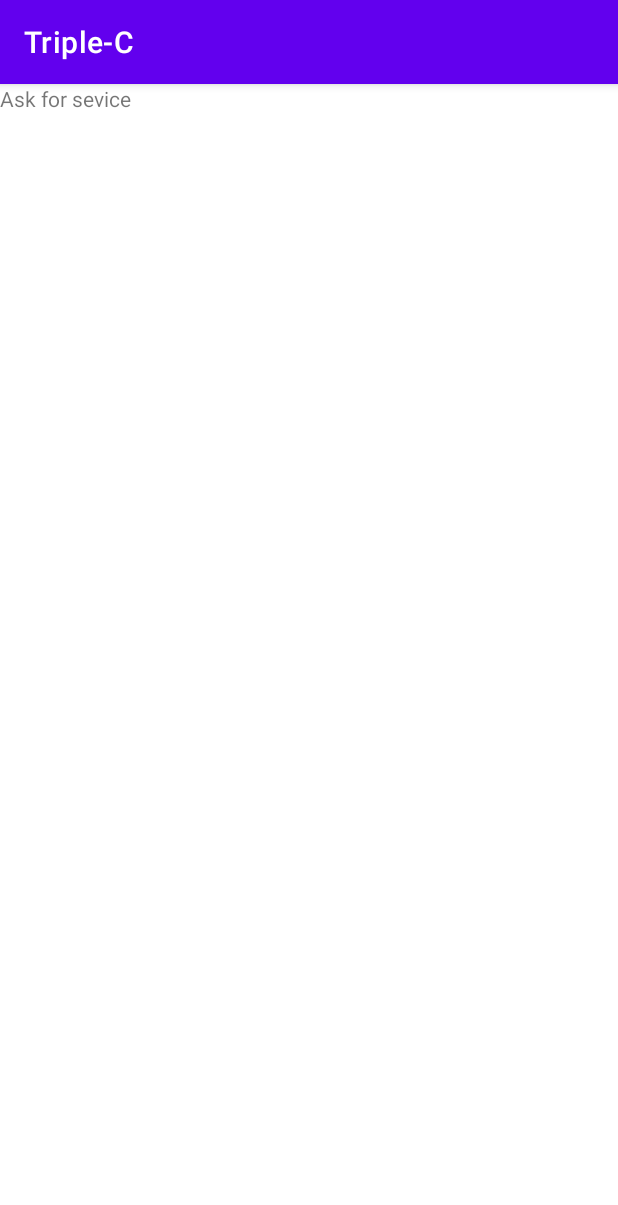
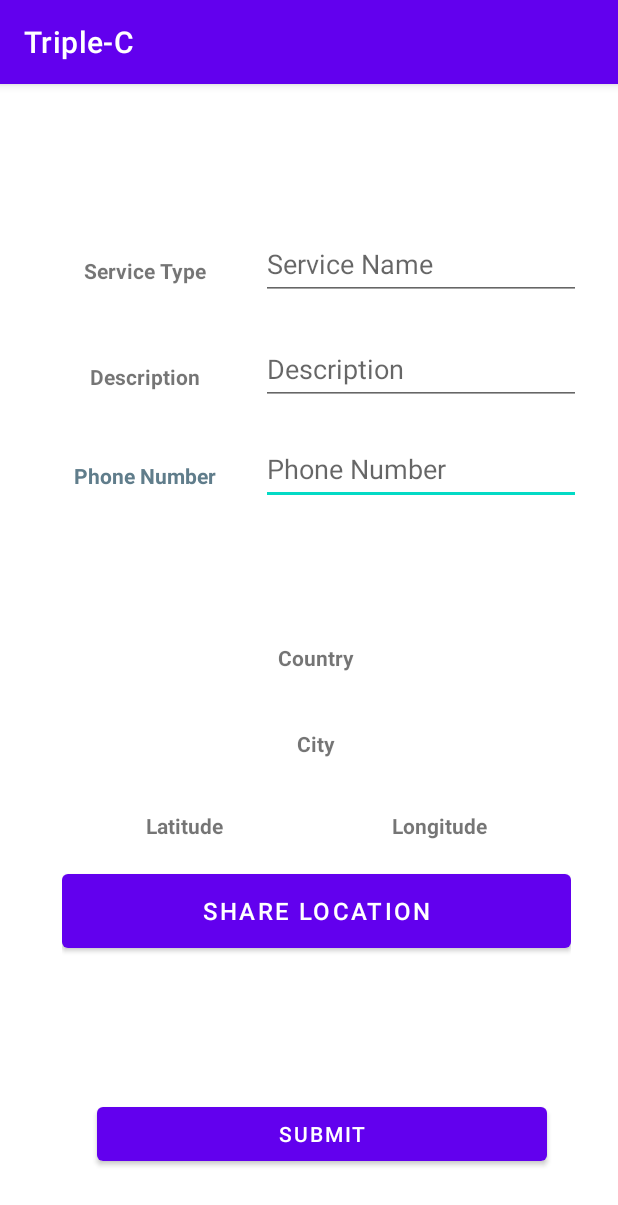
Before and after one commit to car-care-center-CCC/car-care-center-CCC, an Android app: the AskForService screen opened directly, with no data from a screen before it, on a phone screen of 412 x 824 dp. Shown: the top 1205 px of the screen. Run offline under Robolectric (Android 15) with nearby library versions, the phone set to English and light mode, and no system bars; libraries missing offline, so code that uses them is left out: com.amplifyframework.api, com.amplifyframework.core.

Commit message:
Ask for service page, adding the layout and the location

```diff
--- a/app/build.gradle
+++ b/app/build.gradle
@@ -1,7 +1,7 @@
 plugins {
     id 'com.android.application'
 }
-
+apply plugin: 'com.google.gms.google-services'
 android {
     compileSdk 31
 
@@ -32,6 +32,7 @@ dependencies {
     implementation 'androidx.appcompat:appcompat:1.3.1'
     implementation 'com.google.android.material:material:1.4.0'
     implementation 'androidx.constraintlayout:constraintlayout:2.1.0'
+    implementation 'com.google.android.gms:play-services-location:18.0.0'
     testImplementation 'junit:junit:4.+'
     androidTestImplementation 'androidx.test.ext:junit:1.1.3'
     androidTestImplementation 'androidx.test.espresso:espresso-core:3.4.0'
@@ -43,5 +44,4 @@ dependencies {
 
     implementation 'com.amplifyframework:aws-storage-s3:1.24.0'
     implementation 'com.amplifyframework:aws-auth-cognito:1.24.0'
-
 }
--- a/app/src/main/AndroidManifest.xml
+++ b/app/src/main/AndroidManifest.xml
@@ -1,6 +1,10 @@
 <?xml version="1.0" encoding="utf-8"?>
 <manifest xmlns:android="http://schemas.android.com/apk/res/android"
     package="com.example.triple_c">
+
+    <uses-permission android:name="android.permission.ACCESS_FINE_LOCATION" />
+    <uses-permission android:name="android.permission.ACCESS_COARSE_LOCATION" />
+
 
     <application
         android:allowBackup="true"
--- a/app/src/main/java/com/example/triple_c/AskForService.java
+++ b/app/src/main/java/com/example/triple_c/AskForService.java
@@ -1,14 +1,161 @@
 package com.example.triple_c;
 
+import androidx.annotation.NonNull;
 import androidx.appcompat.app.AppCompatActivity;
+import androidx.core.app.ActivityCompat;
 
+import android.Manifest;
+import android.annotation.SuppressLint;
+import android.content.pm.PackageManager;
+import android.location.Address;
+import android.location.Geocoder;
 import android.os.Bundle;
+import android.util.Log;
+import android.widget.Button;
+import android.widget.EditText;
+import android.widget.TextView;
+import android.widget.Toast;
+import com.amplifyframework.api.graphql.model.ModelMutation;
+import com.amplifyframework.core.Amplify;
+import com.amplifyframework.datastore.generated.model.Location;
+import com.amplifyframework.datastore.generated.model.Request;
+import com.google.android.gms.location.FusedLocationProviderClient;
+import com.google.android.gms.location.LocationServices;
+import com.google.android.gms.tasks.OnCompleteListener;
+import com.google.android.gms.tasks.Task;
+
+
+import java.io.IOException;
+import java.util.List;
+import java.util.Locale;
+
 
 public class AskForService extends AppCompatActivity {
+
+    EditText serviceName, serviceDescription, phoneNumber;
+    TextView countryName, cityName, longitude, latitude;
+    Button shareLocation, submit;
+    FusedLocationProviderClient fusedLocationProviderClient;
+    String countryNameStorage, cityNameStorage;
+    Double longitudeStorage, latitudeStorage;
+
 
     @Override
     protected void onCreate(Bundle savedInstanceState) {
         super.onCreate(savedInstanceState);
         setContentView(R.layout.activity_ask_for_service);
+
+        serviceName = findViewById(R.id.serviceName);
+        serviceDescription = findViewById(R.id.serviceDescription);
+        phoneNumber = findViewById(R.id.phoneNumber);
+
+        countryName = findViewById(R.id.displayTheCountry);
+        cityName = findViewById(R.id.displayTheCity);
+        longitude = findViewById(R.id.displayLongitude);
+        latitude = findViewById(R.id.displayLatitude);
+
+        shareLocation = findViewById(R.id.shareLocationBtn);
+        submit = findViewById(R.id.submitBtn);
+
+        fusedLocationProviderClient = LocationServices.getFusedLocationProviderClient(AskForService.this);
+    }
+
+
+    @Override
+    protected void onStart() {
+        super.onStart();
+        shareLocation.setOnClickListener(view -> shareLocationListener());
+        submit.setOnClickListener(view -> saveTheDataInTheCloud());
+    }
+
+
+
+    ////////////////////////////// Function to handle the listener of add location /////////////////////////////
+    private void shareLocationListener(){
+        Toast.makeText(this, "Submitted", Toast.LENGTH_SHORT).show();
+        if (ActivityCompat.checkSelfPermission(this,
+                Manifest.permission.ACCESS_COARSE_LOCATION) == PackageManager.PERMISSION_GRANTED){
+            System.out.println("Hello");
+            showLocation();
+        }
+        else
+            ActivityCompat.requestPermissions(AskForService.this,
+                    new String[]{Manifest.permission.ACCESS_COARSE_LOCATION}, 5);
+    }
+
+
+    private void saveTheDataInTheCloud(){
+        saveLocationData(countryNameStorage, cityNameStorage, longitudeStorage, latitudeStorage);
+        saveServiceData(serviceName.getText().toString(),
+                serviceDescription.getText().toString(),
+                phoneNumber.getText().toString());
+    }
+
+
+
+    ////////////////////////////// Function to show the location /////////////////////////////
+    @SuppressLint("MissingPermission")
+    private void showLocation() {
+        fusedLocationProviderClient.getLastLocation().addOnCompleteListener(new OnCompleteListener<android.location.Location>() {
+            @Override
+            public void onComplete(@NonNull Task<android.location.Location> task) {
+                android.location.Location location = task.getResult();
+                if (location != null) {
+                    Geocoder geocoder = new Geocoder(AskForService.this, Locale.getDefault());
+                    try {
+                        List<Address> address = geocoder.getFromLocation(location.getLatitude(), location.getLongitude(), 1);
+                        Address obj = address.get(0);
+                        countryName.setText(obj.getCountryName());
+                        cityName.setText(obj.getLocality());
+                        latitude.setText(String.valueOf(location.getLatitude()));
+                        longitude.setText(String.valueOf(location.getLongitude()));
+                        countryNameStorage = obj.getCountryName();
+                        cityNameStorage = obj.getLocality();
+                        longitudeStorage = location.getLongitude();
+                        latitudeStorage = location.getLatitude();
+                        System.out.println("++++++++++++++++++++++++++++++ " + obj.getLocality() + " ++++++++++++++++++++++++++++++");
+                        Log.i("Location", obj.getCountryName());
+                    } catch (IOException e) {
+                        e.printStackTrace();
+                    }
+                }
+            }
+        });
+    }
+
+
+    ////////////////////////////////// Function to save the service data ////////////////////////////////////
+    private void saveServiceData(String name, String description, String number){
+        Request request = Request.builder()
+                .name(name)
+                .description(description)
+                .phone(number)
+                .build();
+
+        Amplify.API.mutate(
+                ModelMutation.create(request),
+                response -> Log.i("MyAmplifyApp", "Added request with id: " + response.getData().getId()),
+                error -> Log.e("MyAmplifyApp", "Create failed", error)
+        );
+        finish();
+    }
+
+
+    //////////////////////////////////// Function to save the location data ////////////////////////////////////
+    private void saveLocationData(String country, String city,
+                                  Double latitudeNumber, Double longitudeNumber){
+        Location location = Location.builder()
+                .countryName(country)
+                .cityName(city)
+                .longitude(longitudeNumber)
+                .latitude(latitudeNumber)
+                .build();
+
+        Amplify.API.mutate(
+                ModelMutation.create(location),
+                response -> Log.i("MyAmplifyApp", "Added request with id: " + response.getData().getId()),
+                error -> Log.e("MyAmplifyApp", "Create failed", error)
+        );
+        finish();
     }
 }
--- a/app/src/main/res/layout/activity_ask_for_service.xml
+++ b/app/src/main/res/layout/activity_ask_for_service.xml
@@ -6,11 +6,166 @@
     android:layout_height="match_parent"
     tools:context=".AskForService">
 
+    <EditText
+        android:id="@+id/phoneNumber"
+        android:layout_width="wrap_content"
+        android:layout_height="wrap_content"
+        android:ems="10"
+        android:hint="Phone Number"
+        android:inputType="textPersonName"
+        android:minHeight="48dp"
+        app:layout_constraintBottom_toBottomOf="parent"
+        app:layout_constraintEnd_toEndOf="parent"
+        app:layout_constraintHorizontal_bias="0.875"
+        app:layout_constraintStart_toStartOf="parent"
+        app:layout_constraintTop_toTopOf="parent"
+        app:layout_constraintVertical_bias="0.323"
+        tools:ignore="DuplicateClickableBoundsCheck" />
+
     <TextView
         android:id="@+id/textView"
+        android:layout_width="123dp"
+        android:layout_height="33dp"
+        android:gravity="center"
+        android:text="Service Type"
+        android:textStyle="bold"
+        app:layout_constraintBottom_toBottomOf="parent"
+        app:layout_constraintEnd_toStartOf="@+id/serviceName"
+        app:layout_constraintHorizontal_bias="0.703"
+        app:layout_constraintStart_toStartOf="parent"
+        app:layout_constraintTop_toTopOf="parent"
+        app:layout_constraintVertical_bias="0.147" />
+
+    <EditText
+        android:id="@+id/serviceName"
         android:layout_width="wrap_content"
         android:layout_height="wrap_content"
-        android:text="Ask for sevice"
-        tools:layout_editor_absoluteX="106dp"
-        tools:layout_editor_absoluteY="86dp" />
+        android:ems="10"
+        android:hint="Service Name"
+        android:inputType="textPersonName"
+        android:minHeight="48dp"
+        app:layout_constraintBottom_toBottomOf="parent"
+        app:layout_constraintEnd_toEndOf="parent"
+        app:layout_constraintHorizontal_bias="0.875"
+        app:layout_constraintStart_toStartOf="parent"
+        app:layout_constraintTop_toTopOf="parent"
+        app:layout_constraintVertical_bias="0.133" />
+
+    <TextView
+        android:id="@+id/textView10"
+        android:layout_width="123dp"
+        android:layout_height="33dp"
+        android:gravity="center"
+        android:text="Description"
+        android:textStyle="bold"
+        app:layout_constraintBottom_toBottomOf="parent"
+        app:layout_constraintEnd_toStartOf="@+id/serviceName"
+        app:layout_constraintHorizontal_bias="0.703"
+        app:layout_constraintStart_toStartOf="parent"
+        app:layout_constraintTop_toTopOf="parent"
+        app:layout_constraintVertical_bias="0.243" />
+
+    <EditText
+        android:id="@+id/serviceDescription"
+        android:layout_width="wrap_content"
+        android:layout_height="wrap_content"
+        android:ems="10"
+        android:hint="Description"
+        android:inputType="textPersonName"
+        android:minHeight="48dp"
+        app:layout_constraintBottom_toBottomOf="parent"
+        app:layout_constraintEnd_toEndOf="parent"
+        app:layout_constraintHorizontal_bias="0.875"
+        app:layout_constraintStart_toStartOf="parent"
+        app:layout_constraintTop_toTopOf="parent"
+        app:layout_constraintVertical_bias="0.231" />
+
+    <TextView
+        android:id="@+id/textView13"
+        android:layout_width="123dp"
+        android:layout_height="33dp"
+        android:gravity="center"
+        android:text="Phone Number"
+        android:textColor="#607D8B"
+        android:textStyle="bold"
+        app:layout_constraintBottom_toBottomOf="parent"
+        app:layout_constraintEnd_toStartOf="@+id/serviceName"
+        app:layout_constraintHorizontal_bias="0.703"
+        app:layout_constraintStart_toStartOf="parent"
+        app:layout_constraintTop_toTopOf="parent"
+        app:layout_constraintVertical_bias="0.333" />
+
+    <Button
+        android:id="@+id/submitBtn"
+        android:layout_width="300dp"
+        android:layout_height="48dp"
+        android:text="Submit"
+        app:layout_constraintBottom_toBottomOf="parent"
+        app:layout_constraintEnd_toEndOf="parent"
+        app:layout_constraintHorizontal_bias="0.576"
+        app:layout_constraintStart_toStartOf="parent"
+        app:layout_constraintTop_toTopOf="parent"
+        app:layout_constraintVertical_bias="0.939" />
+
+    <LinearLayout
+        android:layout_width="339dp"
+        android:layout_height="228dp"
+        android:orientation="vertical"
+        app:layout_constraintBottom_toBottomOf="parent"
+        app:layout_constraintEnd_toEndOf="parent"
+        app:layout_constraintHorizontal_bias="0.571"
+        app:layout_constraintStart_toStartOf="parent"
+        app:layout_constraintTop_toTopOf="parent"
+        app:layout_constraintVertical_bias="0.656">
+
+        <TextView
+            android:id="@+id/displayTheCountry"
+            android:layout_width="match_parent"
+            android:layout_height="57dp"
+            android:gravity="center"
+            android:text="Country"
+            android:textStyle="bold" />
+
+        <TextView
+            android:id="@+id/displayTheCity"
+            android:layout_width="match_parent"
+            android:layout_height="57dp"
+            android:gravity="center"
+            android:text="City"
+            android:textStyle="bold" />
+
+        <LinearLayout
+            android:layout_width="match_parent"
+            android:layout_height="52dp"
+            android:orientation="horizontal">
+
+            <TextView
+                android:id="@+id/displayLatitude"
+                android:layout_width="wrap_content"
+                android:layout_height="match_parent"
+                android:layout_weight="1"
+                android:gravity="center"
+                android:text="Latitude"
+                android:textStyle="bold" />
+
+            <TextView
+                android:id="@+id/displayLongitude"
+                android:layout_width="wrap_content"
+                android:layout_height="match_parent"
+                android:layout_weight="1"
+                android:gravity="center"
+                android:text="Longitude"
+                android:textStyle="bold" />
+        </LinearLayout>
+
+        <Button
+            android:id="@+id/shareLocationBtn"
+            android:layout_width="match_parent"
+            android:layout_height="61dp"
+            android:minHeight="48dp"
+            android:text="Share Location"
+            android:textSize="16sp" />
+
+    </LinearLayout>
+
 </androidx.constraintlayout.widget.ConstraintLayout>
--- a/build.gradle
+++ b/build.gradle
@@ -9,6 +9,7 @@ buildscript {
         classpath 'com.amplifyframework:amplify-tools-gradle-plugin:1.0.2'
         // NOTE: Do not place your application dependencies here; they belong
         // in the individual module build.gradle files
+        classpath 'com.google.gms:google-services:4.3.10'
     }
 }
 
```
Also changed, not shown: app/src/main/java/com/amplifyframework/datastore/generated/model/AmplifyModelProvider.java, app/src/main/java/com/amplifyframework/datastore/generated/model/Request.java, app/src/main/java/com/amplifyframework/datastore/generated/model/Service.java, 2 other files.
